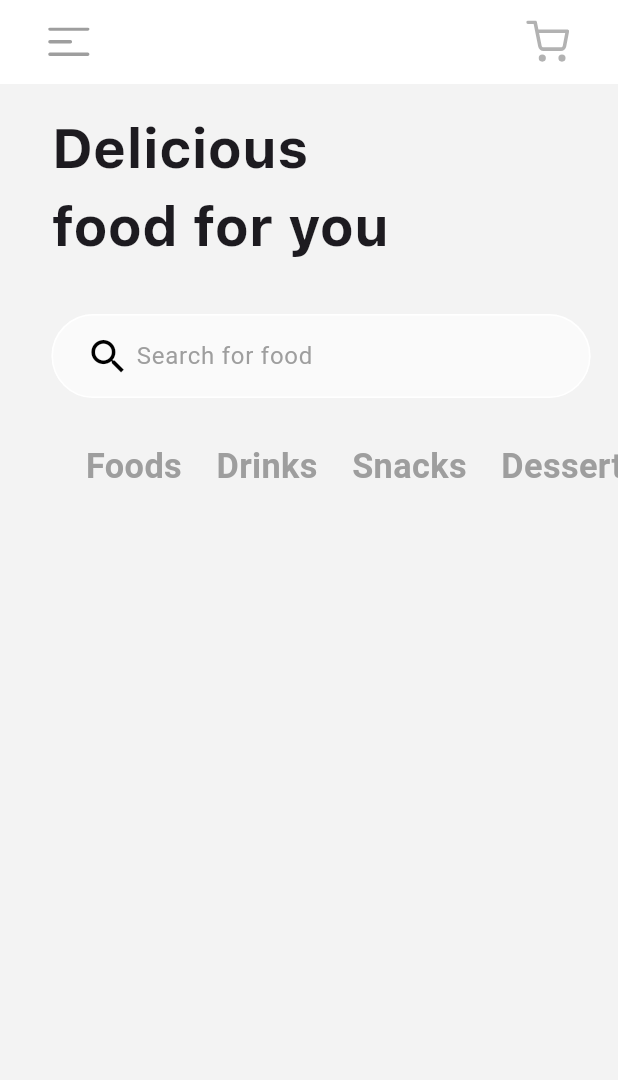
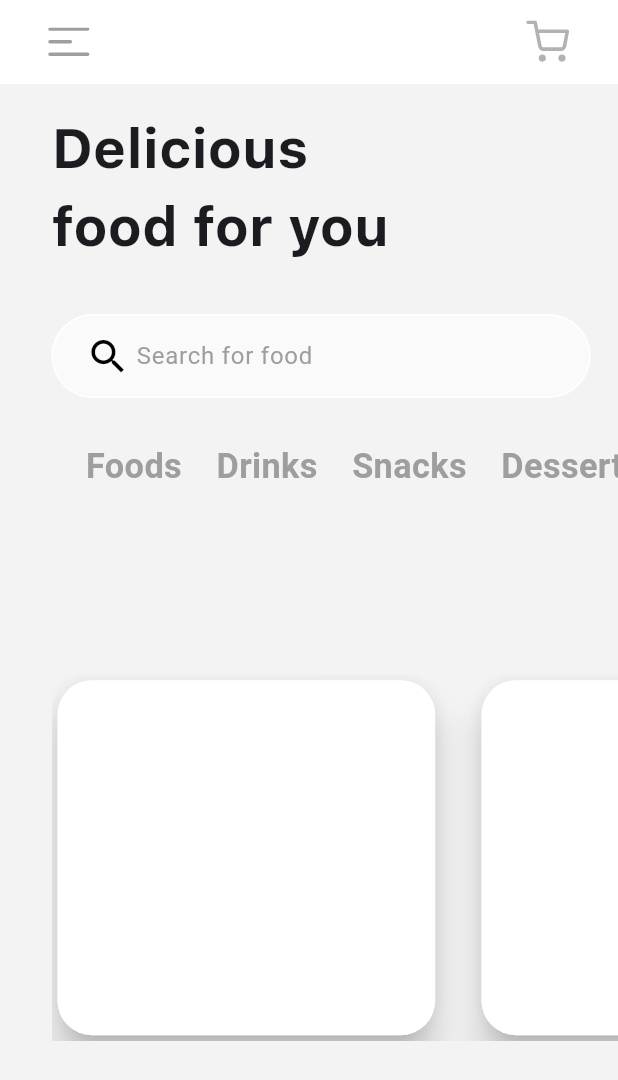
Before and after one commit to anuj-1637/food_delivery_app, a Flutter app: the Home_Screen screen opened directly, on a phone screen of 412 x 824 dp. Shown: the top 1080 px of the screen. Run offline on Flutter 3.47's test engine with Material 3 defaults, Android fonts, the phone set to English and light mode, and no system bars; our stand-ins replace flutter_screenutil, flutter_svg, font_awesome_flutter, rive; project files that could hold a hidden picture were left out.

Commit message:
food app

```diff
--- a/lib/Screens/home_screen.dart
+++ b/lib/Screens/home_screen.dart
@@ -86,10 +86,12 @@ class Home_Screen_State extends State<Home_Screen> {
               ),
             ),
             SizedBox(height: 23.h),
-            Expanded(
+            SizedBox(
+              height: 50.h,
               child: Padding(
                 padding: EdgeInsets.only(left: 20.w),
                 child: ListView.builder(
+                  shrinkWrap: true,
                   itemCount: items.length,
                   scrollDirection: Axis.horizontal,
                   itemBuilder: (context, index) {
@@ -111,24 +113,34 @@ class Home_Screen_State extends State<Home_Screen> {
                 ),
               ),
             ),
-            SizedBox(height: 10.h),
-            // Expanded(
-            //   child: ListView.builder(
-            //     itemCount: 10,
-            //     scrollDirection: Axis.horizontal,
-            //     itemBuilder: (context, index) {
-            //       return Card(
-            //         elevation: 10,
-            //         child: Container(
-            //           width: 220.w,
-            //           height: 270.h,
-            //
-            //           child: Stack(children: []),
-            //         ),
-            //       );
-            //     },
-            //   ),
-            // ),
+            SizedBox(height: 70.h),
+            SizedBox(
+              height: 190.h,
+              child: ListView.separated(
+                itemCount: 10,
+                scrollDirection: Axis.horizontal,
+                itemBuilder: (context, index) {
+                  return Card(
+                    elevation: 10,
+                    shape: RoundedRectangleBorder(
+                      borderRadius: BorderRadius.circular(20.r),
+                    ),
+                    child: Container(
+                      width: 220.w,
+                      height: 190.h,
+                      decoration: BoxDecoration(
+                        color: Colors.white,
+                        borderRadius: BorderRadius.circular(20.r),
+                      ),
+                      child: Stack(children: []),
+                    ),
+                  );
+                },
+                separatorBuilder: (context, index) {
+                  return SizedBox(width: 20.w);
+                },
+              ),
+            ),
           ],
         ),
       ),
```
Also changed, not shown: assets/images/Mask Group.png (added).
